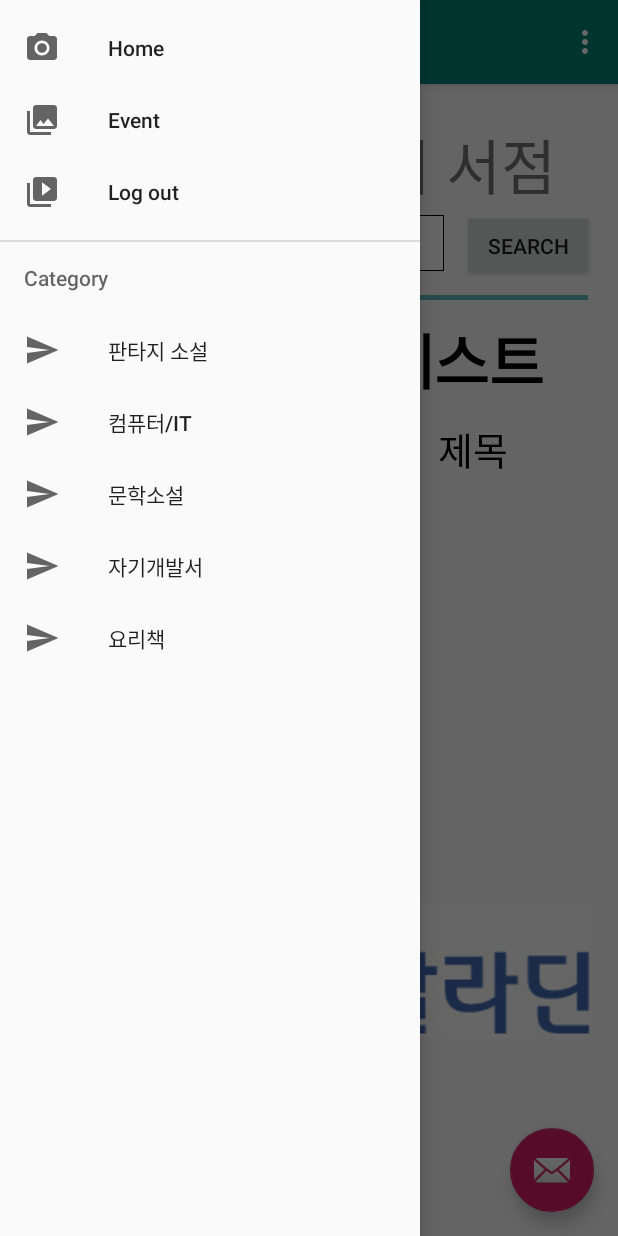
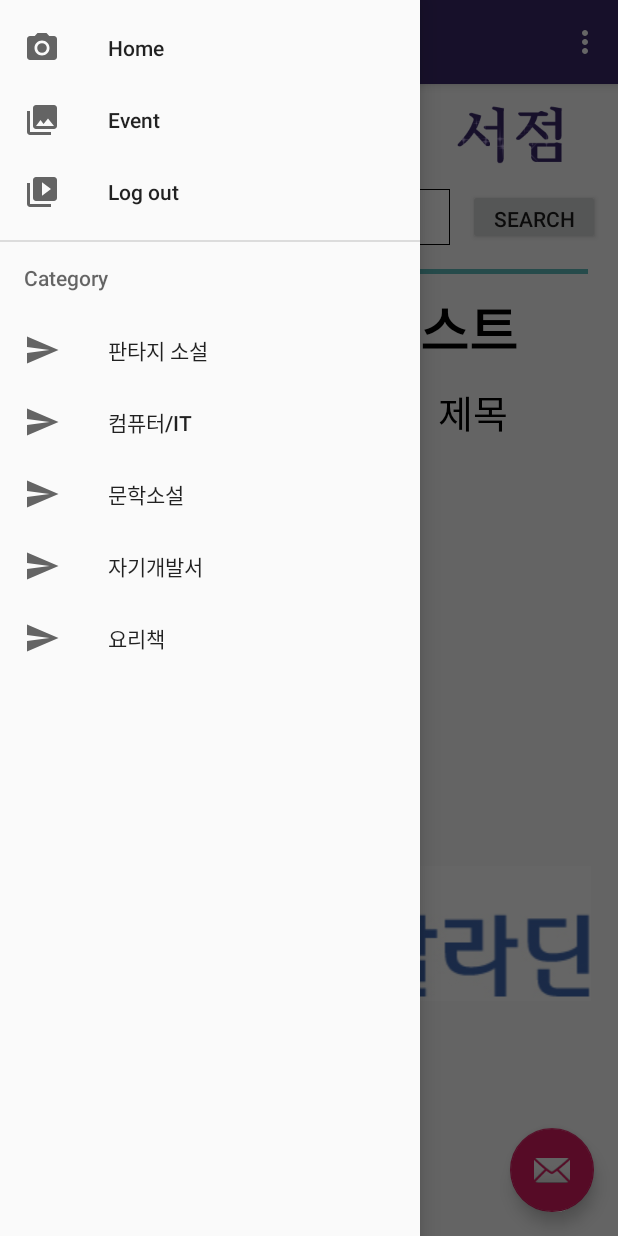
Before and after one commit to dkrlto0819/SWcap, an Android app: the screen it shows after launch (MainActivity), with the side drawer open, on a phone screen of 412 x 824 dp. Run offline under Robolectric (Android 15) with nearby library versions, the phone set to English and light mode, and no system bars.

Commit message:
디자인 변경

```diff
--- a/LambParty/app/src/main/res/layout/app_bar_main.xml
+++ b/LambParty/app/src/main/res/layout/app_bar_main.xml
@@ -15,7 +15,7 @@
             android:id="@+id/toolbar"
             android:layout_width="match_parent"
             android:layout_height="?attr/actionBarSize"
-            android:background="?attr/colorPrimary"
+            android:background="#39296A"
             app:popupTheme="@style/AppTheme.PopupOverlay" />
 
     </android.support.design.widget.AppBarLayout>
--- a/LambParty/app/src/main/res/layout/content_main.xml
+++ b/LambParty/app/src/main/res/layout/content_main.xml
@@ -26,32 +26,15 @@
 
             <ImageView
                 android:id="@+id/logo"
-                android:layout_width="64dp"
-                android:layout_height="63dp"
-                android:layout_marginStart="33dp"
-                android:layout_marginTop="24dp"
-                android:layout_marginEnd="8dp"
-                android:layout_marginBottom="24dp"
-                app:layout_constraintBottom_toTopOf="@+id/searchText"
-                app:layout_constraintEnd_toStartOf="@+id/title"
-                app:layout_constraintHorizontal_bias="0.0"
-                app:layout_constraintStart_toStartOf="parent"
-                app:layout_constraintTop_toTopOf="parent"
-                app:srcCompat="@drawable/open_book" />
-
-            <TextView
-                android:id="@+id/title"
-                android:layout_width="wrap_content"
-                android:layout_height="wrap_content"
-                android:layout_marginTop="24dp"
-                android:layout_marginEnd="34dp"
-                android:layout_marginBottom="24dp"
-                android:text="내 손 안의 서점"
-                android:textSize="40dp"
+                android:layout_width="350dp"
+                android:layout_height="70dp"
+                android:layout_marginBottom="7dp"
                 app:layout_constraintBottom_toTopOf="@+id/searchButton"
                 app:layout_constraintEnd_toEndOf="parent"
-                app:layout_constraintStart_toEndOf="@+id/logo"
-                app:layout_constraintTop_toTopOf="parent" />
+                app:layout_constraintHorizontal_bias="0.5"
+                app:layout_constraintStart_toStartOf="parent"
+                app:srcCompat="@drawable/mainlog" />
+
 
             <EditText
                 android:id="@+id/searchText"
@@ -67,12 +50,13 @@
             <Button
                 android:id="@+id/searchButton"
                 android:layout_width="wrap_content"
-                android:layout_height="wrap_content"
-                android:layout_marginEnd="16dp"
+                android:layout_height="37dp"
+                android:layout_marginEnd="12dp"
                 android:text="Search"
                 app:layout_constraintEnd_toEndOf="parent"
                 app:layout_constraintStart_toEndOf="@+id/searchText"
-                app:layout_constraintTop_toBottomOf="@+id/title" />
+                app:layout_constraintTop_toBottomOf="@+id/logo" />
+
 
             <View
                 android:id="@+id/view"
--- a/LambParty/app/src/main/res/layout/fragment_home.xml
+++ b/LambParty/app/src/main/res/layout/fragment_home.xml
@@ -22,7 +22,7 @@
             android:text="이달의 주간 베스트"
             android:textStyle="bold"
             android:textColor="#000000"
-            android:textSize="40dp"
+            android:textSize="35dp"
             app:layout_constraintEnd_toEndOf="parent"
             app:layout_constraintHorizontal_bias="0.5"
             app:layout_constraintStart_toStartOf="parent"
```
Also changed, not shown: LambParty/app/src/main/res/drawable-v24/mainlog.png (added).
